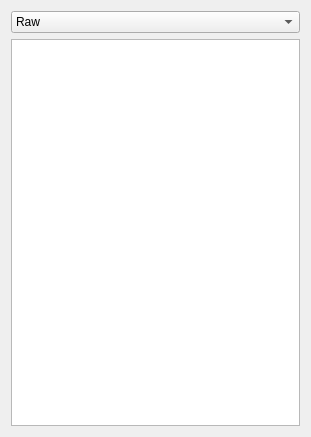
Above: rawDialogs/CachedItem.ui from nerdynick/MemcachedManager before the change. Below: the same form after it.
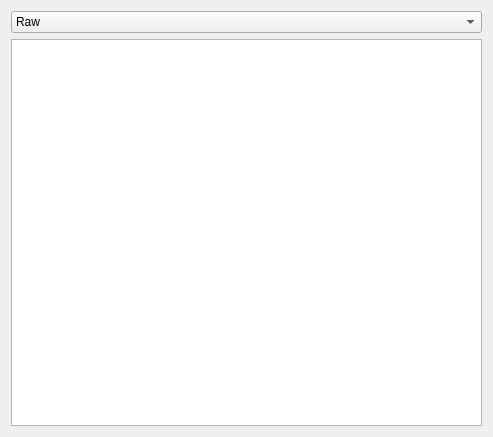
That is the form after the change.

Commit message: Added support for toggling compressesion option to combobox in Cached Items Dialog, Increased Cached Items Dialog default width, Fixed tooltip for Keys Input on Management Tasks, Changed output format of keys on Cached Items dialog, Changed font for Cached Items dialog to be a fixed space font, Added support to Cached Items to show no fetch items as (None)

The edit to the form file:
```diff
--- a/rawDialogs/CachedItem.ui
+++ b/rawDialogs/CachedItem.ui
@@ -6,7 +6,7 @@
    <rect>
     <x>0</x>
     <y>0</y>
-    <width>311</width>
+    <width>493</width>
     <height>437</height>
    </rect>
   </property>
@@ -40,6 +40,12 @@
    </item>
    <item>
     <widget class="QPlainTextEdit" name="txtCachedValue">
+     <property name="font">
+      <font>
+       <family>Monospace</family>
+       <pointsize>8</pointsize>
+      </font>
+     </property>
      <property name="readOnly">
       <bool>true</bool>
      </property>
```
Left out of the diff: 15 changed lines with no effect on the pictures. The commit also changes 11 other files.
